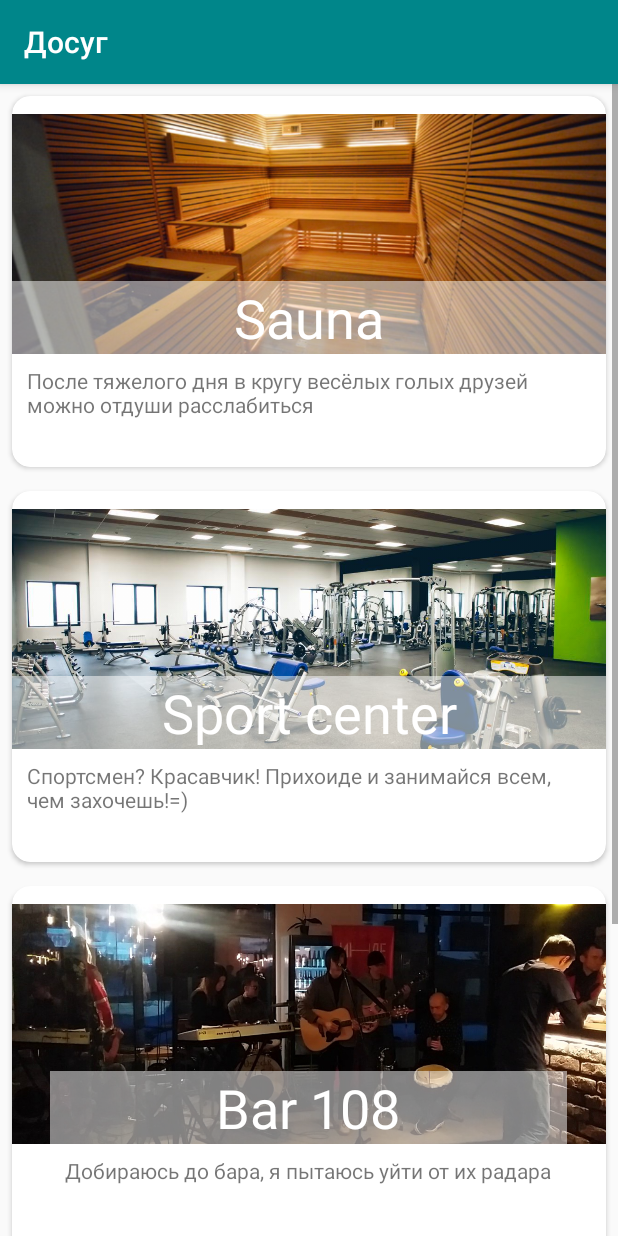
After one commit to timkabot/CultureCode2, an Android app: the DosugActivity screen opened directly, with no data from a screen before it, on a phone screen of 412 x 824 dp. The commit adds this screen. Run offline under Robolectric (Android 15) with nearby library versions, the phone set to English and light mode, and no system bars.

Commit message:
add activities

```diff
--- a/app/src/main/java/com/example/timkabor/culturecode/Constants.java
+++ b/app/src/main/java/com/example/timkabor/culturecode/Constants.java
@@ -21,7 +21,7 @@ public class Constants {
         features.add( new Feature(1,"Детская площадка", "kids_space.jpg"));
         features.add( new Feature(2,"Парковка", "parking.jpg"));
         features.add( new Feature(3,"Магазин", "shop.jpg"));
-        features.add( new Feature(4,"ЖКХ", "jkh.png"));
+        features.add( new Feature(4,"Консьерж сервис", "jkh.png"));
         features.add( new Feature(5,"Досуг", "peshehod.jpg"));
         features.add( new Feature(6,"Дистанционный мониторинг", "monitoring.png"));
 
--- a/app/src/main/java/com/example/timkabor/culturecode/adapter/FeatureAdapter.java
+++ b/app/src/main/java/com/example/timkabor/culturecode/adapter/FeatureAdapter.java
@@ -19,6 +19,7 @@ import android.widget.Toast;
 import com.example.timkabor.culturecode.App;
 import com.example.timkabor.culturecode.R;
 import com.example.timkabor.culturecode.model.Feature;
+import com.example.timkabor.culturecode.view.impl.DosugActivity;
 import com.example.timkabor.culturecode.view.impl.KidAreaActivity;
 import com.example.timkabor.culturecode.view.impl.MainActivity;
 import com.example.timkabor.culturecode.view.impl.SendMessageActivity;
@@ -87,9 +88,11 @@ public class FeatureAdapter extends RecyclerView.Adapter<FeatureAdapter.ViewHold
                     goToKidArea();
                     break;
                 case 4:
-                    Intent intent = new Intent(view.getContext(), SendMessageActivity.class);
-                    Toast.makeText(view.getContext(), "pressed", Toast.LENGTH_SHORT).show();
-                    view.getContext().startActivity(intent);
+                    view.getContext().startActivity( new Intent(view.getContext(), SendMessageActivity.class));
+                    break;
+                case 5:
+                    view.getContext().startActivity( new Intent(view.getContext(), DosugActivity.class));
+                    break;
             }
         }
         public void goToKidArea() {
--- /dev/null
+++ b/app/src/main/java/com/example/timkabor/culturecode/view/impl/DosugActivity.java
@@ -0,0 +1,20 @@
+package com.example.timkabor.culturecode.view.impl;
+
+import android.os.Bundle;
+import android.os.PersistableBundle;
+import android.support.annotation.Nullable;
+import android.support.v7.app.AppCompatActivity;
+
+import com.example.timkabor.culturecode.R;
+
+/**
+ * Created by Timur on 14.10.2017.
+ */
+
+public class DosugActivity extends AppCompatActivity{
+    @Override
+    protected void onCreate(Bundle savedInstanceState) {
+        super.onCreate(savedInstanceState);
+        setContentView(R.layout.dosuq_activity);
+    }
+}
--- a/app/src/main/res/layout/card_feature.xml
+++ b/app/src/main/res/layout/card_feature.xml
@@ -1,7 +1,6 @@
 <?xml version="1.0" encoding="utf-8"?>
 <android.support.v7.widget.CardView xmlns:android="http://schemas.android.com/apk/res/android"
     xmlns:card_view="http://schemas.android.com/apk/res-auto"
-    xmlns:tools="http://schemas.android.com/tools"
     android:id="@+id/feature_cardview"
     android:layout_width="match_parent"
     android:layout_height="195dp"
--- /dev/null
+++ b/app/src/main/res/layout/dosuq_activity.xml
@@ -0,0 +1,161 @@
+<?xml version="1.0" encoding="utf-8"?>
+<ScrollView xmlns:android="http://schemas.android.com/apk/res/android"
+              xmlns:card_view="http://schemas.android.com/apk/res-auto"
+              android:orientation="vertical"
+              android:layout_width="match_parent"
+              android:layout_height="match_parent"
+    >
+    <LinearLayout
+        android:layout_width="wrap_content"
+        android:layout_height="wrap_content"
+        android:orientation="vertical"
+        >
+        <android.support.v7.widget.CardView
+            card_view:cardCornerRadius="12dp"
+            style="@style/card_view_dosuq"
+            >
+
+            <RelativeLayout
+                android:layout_width="wrap_content"
+                android:layout_height="247dp"
+                android:orientation="vertical"
+                >
+
+                <ImageView
+                    android:id="@+id/imageView_banya"
+                    android:src="@drawable/banya"
+                    style="@style/image_view_dosuq"
+                    />
+
+                <TextView
+                    android:id="@+id/textView"
+                    android:text="Sauna"
+                    style="@style/text_desc_dosuq"
+                    android:layout_above="@+id/textView2"
+                    android:layout_alignParentLeft="true"
+                    android:layout_alignParentStart="true"
+                    />
+
+                <TextView
+                    android:text="После тяжелого дня в кругу весёлых голых друзей можно отдуши расслабиться"
+                    android:id="@+id/textView2"
+                    style="@style/dosuq_descr"
+                    android:layout_below="@+id/imageView_banya"
+                    android:layout_centerHorizontal="true"
+                    />
+
+            </RelativeLayout>
+
+        </android.support.v7.widget.CardView>
+        <android.support.v7.widget.CardView
+            style="@style/card_view_dosuq"
+            card_view:cardCornerRadius="12dp"
+            >
+
+            <RelativeLayout
+                android:layout_width="match_parent"
+                android:layout_height="247dp"
+                android:orientation="vertical"
+                >
+
+                <ImageView
+                    android:id="@+id/imageView_sport"
+                    android:src="@drawable/sport"
+                    style="@style/image_view_dosuq"
+                    />
+
+                <TextView
+                    android:id="@+id/textView_sport"
+                    android:text="Sport center"
+                    style="@style/text_desc_dosuq"
+                    android:layout_above="@+id/text_sport"
+                    android:layout_alignParentLeft="true"
+                    android:layout_alignParentStart="true"
+                    />
+
+                <TextView
+                    android:text="Спортсмен? Красавчик! Прихоиде и занимайся всем, чем захочешь!=)"
+                    android:id="@+id/text_sport"
+                    style="@style/dosuq_descr"
+                    android:layout_below="@+id/imageView_sport"
+                    android:layout_centerHorizontal="true"
+                    />
+
+            </RelativeLayout>
+
+        </android.support.v7.widget.CardView>
+        <android.support.v7.widget.CardView
+            style="@style/card_view_dosuq"
+            card_view:cardCornerRadius="12dp"
+            >
+
+            <RelativeLayout
+                android:layout_width="wrap_content"
+                android:layout_height="247dp"
+                android:orientation="vertical"
+                >
+
+                <ImageView
+                    android:id="@+id/imageView_bar"
+                    android:src="@drawable/bar"
+                    style="@style/image_view_dosuq"
+                    />
+
+                <TextView
+                    android:id="@+id/textView_bar"
+                    android:text="Bar 108"
+                    style="@style/text_desc_dosuq"
+                    android:layout_above="@+id/textView3"
+                    android:layout_alignRight="@+id/textView3"
+                    android:layout_alignEnd="@+id/textView3"
+                    />
+
+                <TextView
+                    android:text="Добираюсь до бара, я пытаюсь уйти от их радара"
+                    android:id="@+id/textView3"
+                    style="@style/dosuq_descr"
+                    android:layout_below="@+id/imageView_bar"
+                    android:layout_centerHorizontal="true"
+                    />
+
+            </RelativeLayout>
+
+        </android.support.v7.widget.CardView>
+        <android.support.v7.widget.CardView
+            style="@style/card_view_dosuq"
+            card_view:cardCornerRadius="12dp"
+            >
+
+            <RelativeLayout
+                android:layout_width="wrap_content"
+                android:layout_height="247dp"
+                android:orientation="vertical"
+                >
+
+                <ImageView
+                    android:id="@+id/imageView_mount"
+                    android:src="@drawable/mount"
+                    style="@style/image_view_dosuq"
+                    />
+
+                <TextView
+                    android:id="@+id/textView_mount"
+                    android:text="Горнолыжка"
+                    style="@style/text_desc_dosuq"
+                    android:layout_above="@+id/textView4"
+                    android:layout_alignParentLeft="true"
+                    android:layout_alignParentStart="true"
+                    />
+
+                <TextView
+                    android:id="@+id/textView4"
+                    android:text="Зимой всей семьёй вы можете с пользой и весельем провести время на замечательной горе Свияжск"
+                    style="@style/dosuq_descr"
+                    android:layout_below="@+id/imageView_mount"
+                    android:layout_centerHorizontal="true"
+
+                    />
+            </RelativeLayout>
+        </android.support.v7.widget.CardView>
+    </LinearLayout>
+</ScrollView>
--- a/app/src/main/res/layout/fragment_jkh.xml
+++ /dev/null
@@ -1,6 +0,0 @@
-<?xml version="1.0" encoding="utf-8"?>
-<LinearLayout xmlns:android="http://schemas.android.com/apk/res/android"
-    android:orientation="vertical" android:layout_width="match_parent"
-    android:layout_height="match_parent">
-
-</LinearLayout>
--- a/app/src/main/res/values/styles.xml
+++ b/app/src/main/res/values/styles.xml
@@ -1,7 +1,7 @@
 <resources>
 
     <!-- Base application theme. -->
-    <style name="AppTheme" parent="Theme.AppCompat.Light.DarkActionBar">
+    <style name="AppTheme" parent="Base.Theme.AppCompat.Light.DarkActionBar">
         <!-- Customize your theme here. -->
         <item name="colorPrimary">@color/colorPrimary</item>
         <item name="colorPrimaryDark">@color/colorPrimaryDark</item>
@@ -27,4 +27,39 @@
         <item name="android:textColorPrimary">@color/iron</item>
         <item name="android:background">@color/primary</item>
     </style>
+
+    <style name="card_view_dosuq">
+        <item name="android:layout_width">match_parent</item>
+        <item name="android:layout_height">wrap_content</item>
+        <item name="android:layout_margin">8dp</item>
+        <item name="android:layout_marginBottom">16dp</item>
+    </style>
+
+    <style name="image_view_dosuq">
+        <item name="android:layout_width">match_parent</item>
+        <item name="android:layout_height">160dp</item>
+        <item name="android:scaleType">centerCrop</item>
+        <item name="android:layout_gravity">end</item>
+        <item name="android:layout_marginTop">12dp</item>
+    </style>
+
+    <style name="text_desc_dosuq">
+        <item name="android:layout_width">match_parent</item>
+        <item name="android:layout_height">wrap_content</item>
+        <item name="android:layout_gravity">center</item>
+        <item name="android:gravity">center</item>
+        <item name="android:textColor">#ffffff</item>
+        <item name="android:textSize">36sp</item>
+        <item name="android:background">#80ffffff</item>
+        <item name="android:layout_centerHorizontal">true</item>
+    </style>
+
+    <style name="dosuq_descr">
+        <item name="android:layout_width">wrap_content</item>
+        <item name="android:layout_height">wrap_content</item>
+        <item name="android:layout_marginBottom">15dp</item>
+        <item name="android:layout_marginLeft">20dp</item>
+        <item name="android:layout_centerHorizontal">true</item>
+        <item name="android:layout_marginTop">8dp</item>
+    </style>
 </resources>
```
Also changed, not shown: app/src/main/AndroidManifest.xml (+23 -9 lines), app/src/main/res/drawable/banya.JPG (added), app/src/main/res/drawable/bar.jpg (added), app/src/main/res/drawable/mount.jpg (added), app/src/main/res/drawable/sport.png (added).
